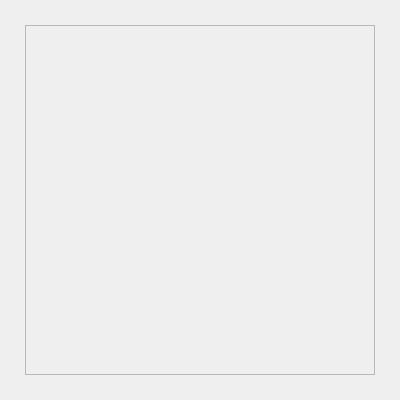
This is march_rqt_input_device/resource/input_device.ui in project-march/march as Qt 5 draws it before an edit. The edited form follows.
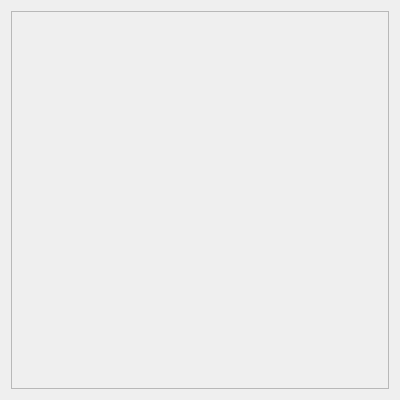
This is the edited form.

Commit message:
Allow scrolling within rqt_input_device (#354)
* Allow scrolling within rqt_input_device

Patch:
```diff
--- a/march_rqt_input_device/resource/input_device.ui
+++ b/march_rqt_input_device/resource/input_device.ui
@@ -13,25 +13,32 @@
   <property name="windowTitle">
    <string>March Input Device</string>
   </property>
-  <widget class="QFrame" name="frame">
+  <layout class="QHBoxLayout" name="horizontalLayout">
+   <item>
+    <widget class="QScrollArea" name="frame">
+     <property name="sizePolicy">
+      <sizepolicy hsizetype="Minimum" vsizetype="Minimum">
+       <horstretch>0</horstretch>
+       <verstretch>0</verstretch>
+      </sizepolicy>
+     </property>
+     <property name="widgetResizable">
+      <bool>true</bool>
+     </property>
+     <widget class="QWidget" name="content">
    <property name="geometry">
     <rect>
-     <x>25</x>
-     <y>25</y>
-     <width>350</width>
-     <height>350</height>
-    </rect>
-   </property>
-   <property name="frameShape">
-    <enum>QFrame::StyledPanel</enum>
-   </property>
-   <property name="frameShadow">
-    <enum>QFrame::Raised</enum>
-   </property>
-  </widget>
- </widget>
- <resources>
-  <include location="images.qrc"/>
- </resources>
+        <x>0</x>
+        <y>0</y>
+        <width>380</width>
+        <height>380</height>
+       </rect>
+      </property>
+     </widget>
+    </widget>
+   </item>
+  </layout>
+ </widget>
+ <resources/>
  <connections/>
 </ui>
```
Lines whose indentation alone changed are shown as unchanged. The commit also changes 1 other file.
